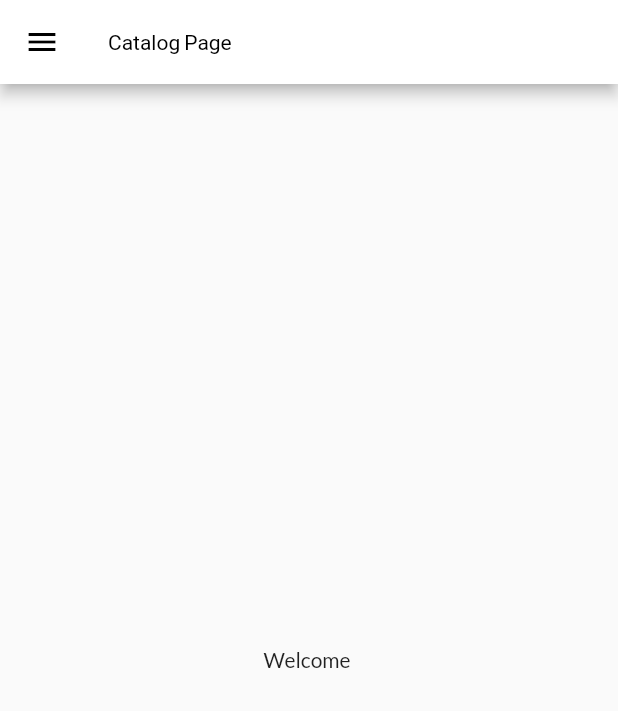
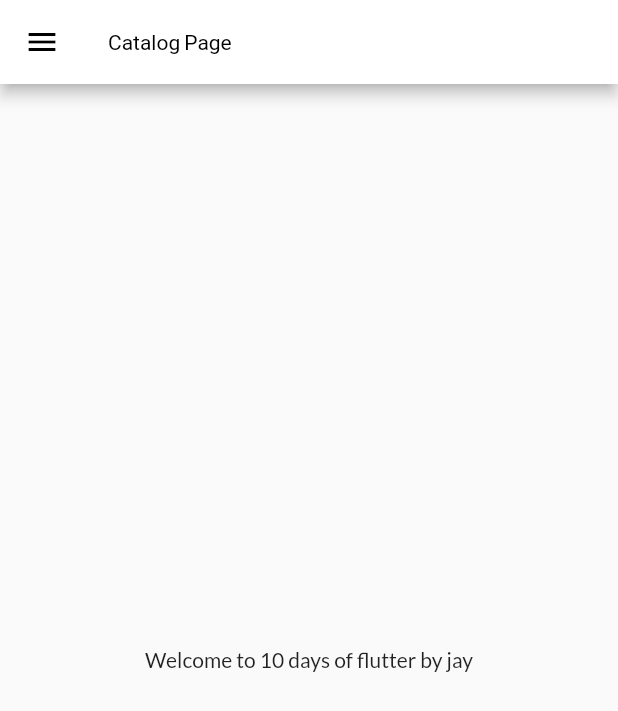
Before and after one commit to jay2607-cmd/flutterByCodepur, a Flutter app: the screen it shows after launch, on a phone screen of 412 x 824 dp. Shown: the top 711 px of the screen. Run offline on Flutter 3.47's test engine with Material 2 defaults, Android fonts, the phone set to English and light mode, and no system bars; our stand-ins replace google_fonts.

Commit message:
day 10 completed

```diff
--- a/lib/pages/home_page.dart
+++ b/lib/pages/home_page.dart
@@ -1,5 +1,7 @@
 import 'package:flutter/material.dart';
 import 'package:practice/widgets/drawer.dart';
+
+// context is deciding the location of element.
 
 class Home extends StatelessWidget {
   int day = 10;
@@ -14,7 +16,7 @@ class Home extends StatelessWidget {
         title: Text("Catalog Page"),
       ),
 
-      body: Center(child: Text("Welcome ")),
+      body: Center(child: Text("Welcome to $day days of flutter by $name")),
 
       drawer: MyDrawer(),
     );
```
